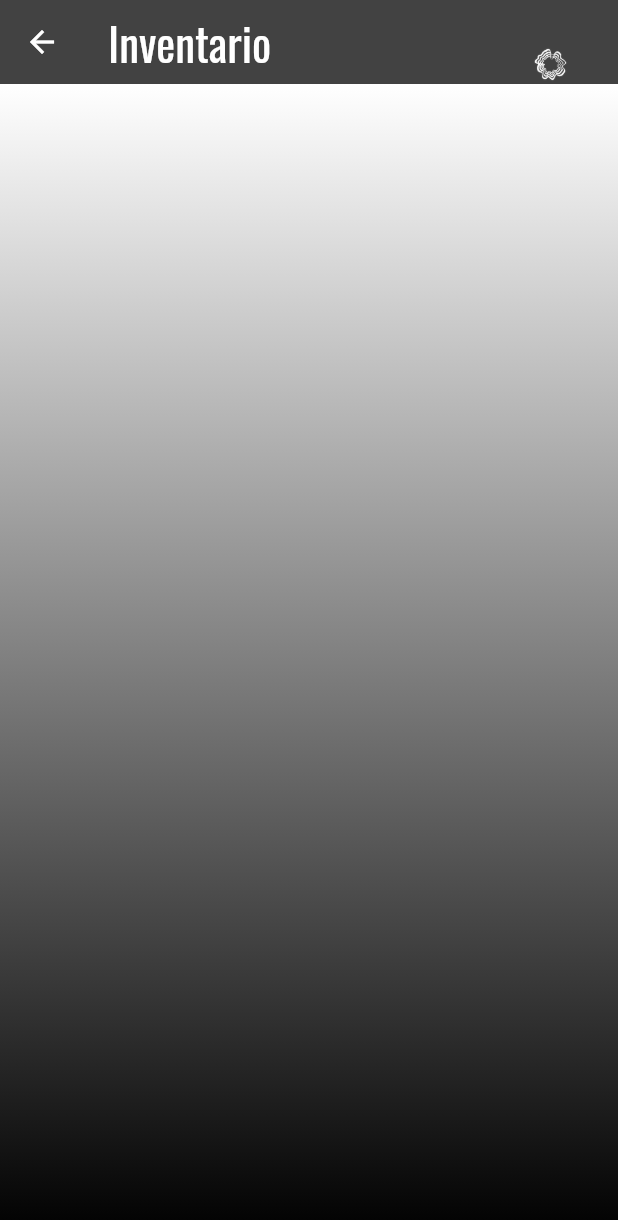
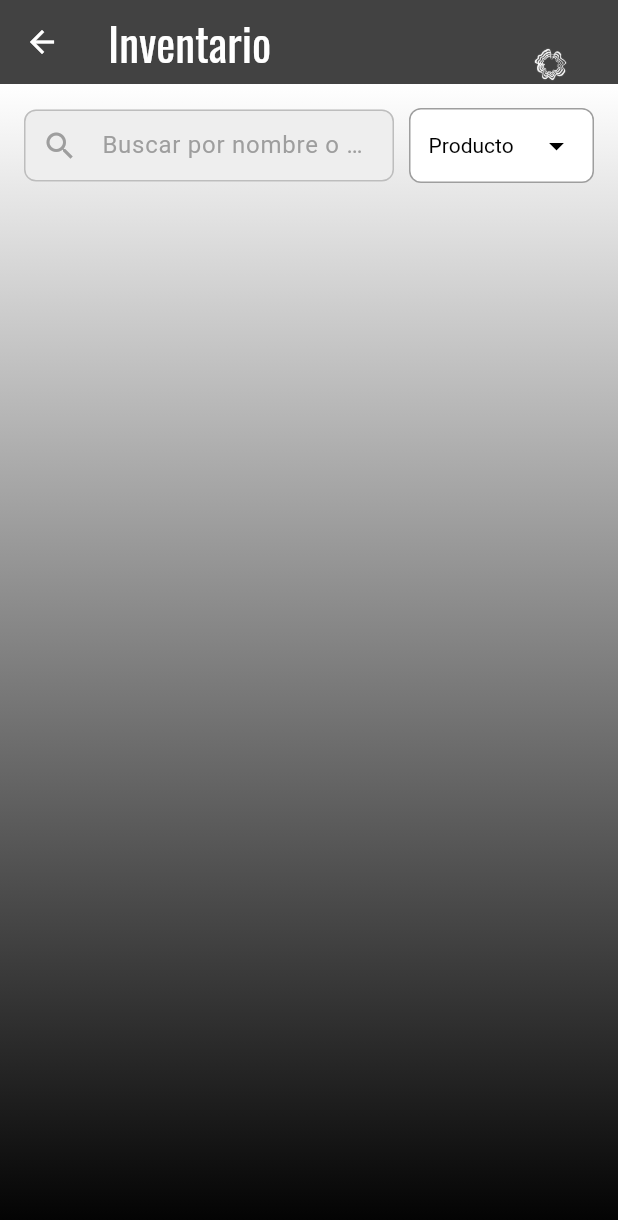
Before and after one commit to RenatoIzq/proyecto_conde_ceramicas, a Flutter app: the InventarioPage screen opened directly, on a phone screen of 412 x 824 dp. Shown: the top 1220 px of the screen. Run offline on Flutter 3.47's test engine with Material 3 defaults, Android fonts, the light colour scheme and no system bars; our stand-ins replace google_fonts.

Commit message:
barra de flltro

```diff
--- /dev/null
+++ b/lib/components/search_filter_bar.dart
@@ -0,0 +1,100 @@
+import 'package:flutter/material.dart';
+import 'package:proyecto_conde_ceramicas/themes/themes.dart';
+
+class SearchFilterBar extends StatelessWidget {
+  //Dropdown
+  final String selectedFilter;
+  final List<String> filterOptions;
+  final ValueChanged<String> onFilterChanged;
+
+  //TextField
+  final TextEditingController? searchController; // Opcional, para controlar el texto desde fuera
+  final ValueChanged<String>? onSearchChanged; // Callback para cuando cambia el texto
+  final VoidCallback? onSearchSubmitted; // Callback para cuando se "envía" la búsqueda (ej: Enter)
+  final String searchHintText; // Texto de sugerencia para el campo de búsqueda
+
+  const SearchFilterBar({
+    super.key,
+    required this.selectedFilter,
+    required this.filterOptions,
+    required this.onFilterChanged,
+
+    this.searchController,
+    this.onSearchChanged,
+    this.onSearchSubmitted,
+    this.searchHintText = 'Buscar...', // Valor por defecto
+    });
+
+  @override
+  Widget build(BuildContext context) {
+    return Row(
+      crossAxisAlignment: CrossAxisAlignment.center,
+      children: [
+        Expanded(
+          flex: 2,
+          child: TextField(
+            controller: searchController,
+            onChanged: onSearchChanged,
+            onSubmitted: (_) {
+              if (onSearchSubmitted != null) {
+                onSearchSubmitted!();
+              }
+            },
+            style: TextStyle(color: Colors.black, fontSize: 16),
+            decoration: InputDecoration(
+              hintText: searchHintText,
+              hintStyle: TextStyle(color: Colors.grey),
+              prefixIcon: Icon(Icons.search, color: Colors.grey),
+              filled: true,
+              fillColor: Colors.grey[200],
+              contentPadding: EdgeInsets.symmetric(vertical: 0, horizontal: 12),
+              border: OutlineInputBorder(
+                borderRadius: BorderRadius.circular(8),
+                borderSide: BorderSide.none,
+              ),
+              enabledBorder: OutlineInputBorder(
+                borderRadius: BorderRadius.circular(8),
+                borderSide: BorderSide(color: Colors.grey[400]!)
+              ),
+              focusedBorder: OutlineInputBorder(
+                borderRadius: BorderRadius.circular(8),
+                borderSide: BorderSide(color: grisoscuro)
+              ),
+            ),
+          ),
+        ),
+        SizedBox(width: 10),
+        Expanded(
+          child: Container(
+            padding: EdgeInsets.symmetric(horizontal: 12),
+            decoration: BoxDecoration(
+              color: Colors.white,
+              borderRadius: BorderRadius.circular(8),
+              border: Border.all(color: Colors.grey),
+            ),
+            child: DropdownButtonHideUnderline(
+              child: DropdownButton<String>(
+                value: selectedFilter,
+                isExpanded: true,
+                dropdownColor: Colors.grey,
+                style: TextStyle(color: Colors.black, fontSize: 14),
+                iconEnabledColor: Colors.black,
+                items: filterOptions.map((String option) {
+                  return DropdownMenuItem<String>(
+                    value: option,
+                    child: Text(option, style: TextStyle(color: Colors.black)),
+                  );
+                }).toList(),
+                onChanged: (String? newValue) {
+                  if (newValue != null) {
+                    onFilterChanged(newValue);
+                  }
+                },
+              ),
+            ),
+          )
+        ),
+      ],
+    );
+  }
+}
--- a/lib/pages/inventario_page.dart
+++ b/lib/pages/inventario_page.dart
@@ -1,9 +1,35 @@
+import 'dart:math';
+
 import 'package:flutter/material.dart';
 import 'package:google_fonts/google_fonts.dart';
+import 'package:proyecto_conde_ceramicas/components/search_filter_bar.dart';
 import 'package:proyecto_conde_ceramicas/themes/themes.dart';
 
-class InventarioPage extends StatelessWidget {
+class InventarioPage extends StatefulWidget {
   const InventarioPage({super.key});
+
+  @override
+  State<InventarioPage> createState() => _InventarioPageState();
+}
+
+class _InventarioPageState extends State<InventarioPage> {
+  String selectedFilter = 'Producto'; // Valor inicial
+  final List<String> filterOptions = [
+    'Producto',
+    'Materia Prima',
+    'Esmalte',
+    'Molde',
+  ];
+
+  final TextEditingController searchController =
+      TextEditingController(); // Pública
+  String searchTerm = '';
+
+  @override
+  void dispose() {
+    searchController.dispose();
+    super.dispose();
+  }
 
   @override
   Widget build(BuildContext context) {
@@ -40,6 +66,35 @@ class InventarioPage extends StatelessWidget {
             colors: [Colors.white, Colors.black],
           ),
         ),
+        child: Padding(
+          padding: EdgeInsets.all(16.0),
+          child: Column(
+            children: [
+              SearchFilterBar(
+                selectedFilter: selectedFilter,
+                filterOptions: filterOptions,
+                onFilterChanged: (String? newValue) {
+                  if (newValue != null) {
+                    setState(() {
+                      selectedFilter = newValue;
+                    });
+                  }
+                },
+                searchController: searchController,
+                searchHintText: 'Buscar por nombre o código...',
+                onSearchChanged: (value) {
+                  setState(() {
+                    searchTerm = value;
+                  });
+                },
+                onSearchSubmitted: () {
+                  FocusScope.of(context).unfocus();
+                },
+              ),
+              const SizedBox(height: 10),
+            ],
+          ),
+        ),
       ),
     );
   }
```
